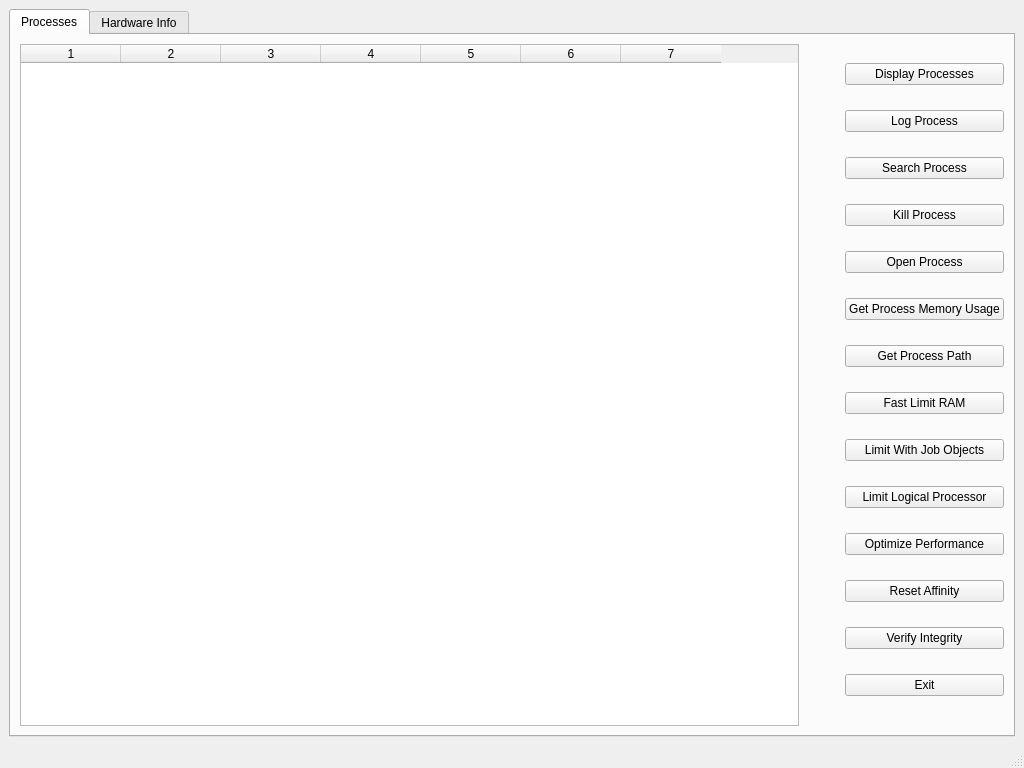
Old version of the form procmon_remote/MainWindow.ui in the repository s1ng3/procmon_network_application.
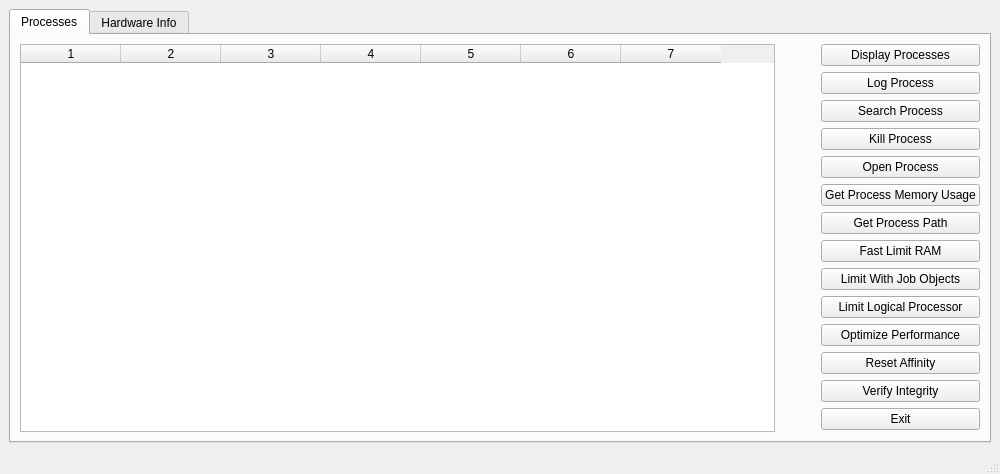
New version of the form.

Diff of the .ui file:
```diff
--- a/procmon_remote/MainWindow.ui
+++ b/procmon_remote/MainWindow.ui
@@ -6,8 +6,8 @@
    <rect>
     <x>0</x>
     <y>0</y>
-    <width>1024</width>
-    <height>768</height>
+    <width>1000</width>
+    <height>450</height>
    </rect>
   </property>
   <property name="windowTitle">
```
Left out of the diff: 5 changed lines with no effect on the pictures.
